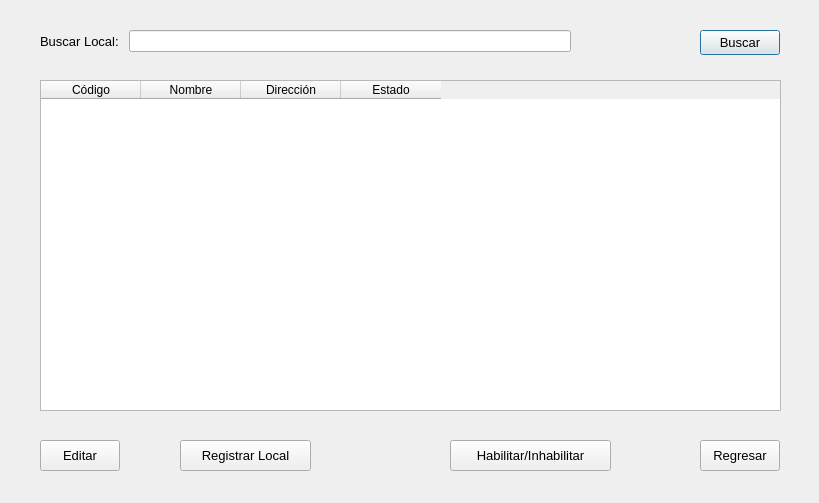
Before: the Qt Designer form PAF_GUI/PAF_GRAFICA/gui/gestionarlocal.ui in JMOrbegoso/USS-2021-II-PP, drawn with Qt 5.
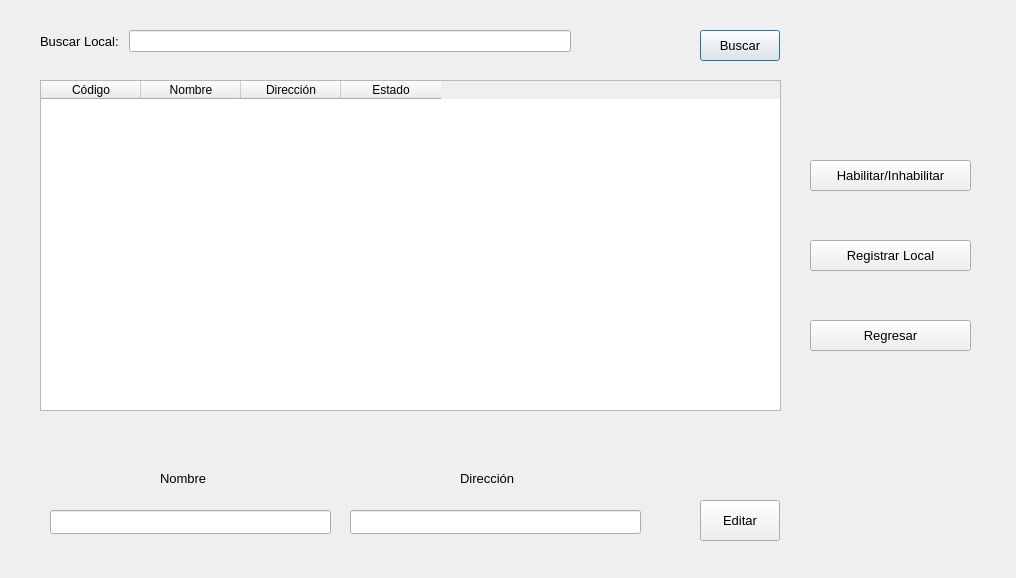
After: the same form once the commit is applied.

Commit message: función editar local

```diff
--- a/PAF_GUI/PAF_GRAFICA/gui/gestionarlocal.ui
+++ b/PAF_GUI/PAF_GRAFICA/gui/gestionarlocal.ui
@@ -6,8 +6,8 @@
    <rect>
     <x>0</x>
     <y>0</y>
-    <width>819</width>
-    <height>503</height>
+    <width>1016</width>
+    <height>578</height>
    </rect>
   </property>
   <property name="windowTitle">
@@ -46,7 +46,7 @@
      <x>700</x>
      <y>30</y>
      <width>80</width>
-     <height>25</height>
+     <height>31</height>
     </rect>
    </property>
    <property name="font">
@@ -61,10 +61,10 @@
   <widget class="QPushButton" name="editarLocalPb">
    <property name="geometry">
     <rect>
-     <x>40</x>
-     <y>440</y>
+     <x>700</x>
+     <y>500</y>
      <width>80</width>
-     <height>31</height>
+     <height>41</height>
     </rect>
    </property>
    <property name="font">
@@ -79,9 +79,9 @@
   <widget class="QPushButton" name="registrarLocalPb">
    <property name="geometry">
     <rect>
-     <x>180</x>
-     <y>440</y>
-     <width>131</width>
+     <x>810</x>
+     <y>240</y>
+     <width>161</width>
      <height>31</height>
     </rect>
    </property>
@@ -97,8 +97,8 @@
   <widget class="QPushButton" name="habilitarLocalPb">
    <property name="geometry">
     <rect>
-     <x>450</x>
-     <y>440</y>
+     <x>810</x>
+     <y>160</y>
      <width>161</width>
      <height>31</height>
     </rect>
@@ -115,9 +115,9 @@
   <widget class="QPushButton" name="regresarPb">
    <property name="geometry">
     <rect>
-     <x>700</x>
-     <y>440</y>
-     <width>80</width>
+     <x>810</x>
+     <y>320</y>
+     <width>161</width>
      <height>31</height>
     </rect>
    </property>
@@ -160,6 +160,62 @@
     </property>
    </column>
   </widget>
+  <widget class="QLineEdit" name="txtNombre">
+   <property name="geometry">
+    <rect>
+     <x>50</x>
+     <y>510</y>
+     <width>281</width>
+     <height>24</height>
+    </rect>
+   </property>
+  </widget>
+  <widget class="QLineEdit" name="txtDireccion">
+   <property name="geometry">
+    <rect>
+     <x>350</x>
+     <y>510</y>
+     <width>291</width>
+     <height>24</height>
+    </rect>
+   </property>
+  </widget>
+  <widget class="QLabel" name="label_2">
+   <property name="geometry">
+    <rect>
+     <x>160</x>
+     <y>470</y>
+     <width>61</width>
+     <height>16</height>
+    </rect>
+   </property>
+   <property name="font">
+    <font>
+     <pointsize>10</pointsize>
+    </font>
+   </property>
+   <property name="text">
+    <string>Nombre</string>
+   </property>
+  </widget>
+  <widget class="QLabel" name="label_3">
+   <property name="geometry">
+    <rect>
+     <x>460</x>
+     <y>470</y>
+     <width>71</width>
+     <height>16</height>
+    </rect>
+   </property>
+   <property name="font">
+    <font>
+     <pointsize>10</pointsize>
+    </font>
+   </property>
+   <property name="text">
+    <string>Dirección</string>
+   </property>
+  </widget>
  </widget>
  <tabstops>
   <tabstop>buscarLocalTxt</tabstop>
```
Left out of the diff: 4 changed lines with no effect on the pictures. The commit also changes 2 other files.
